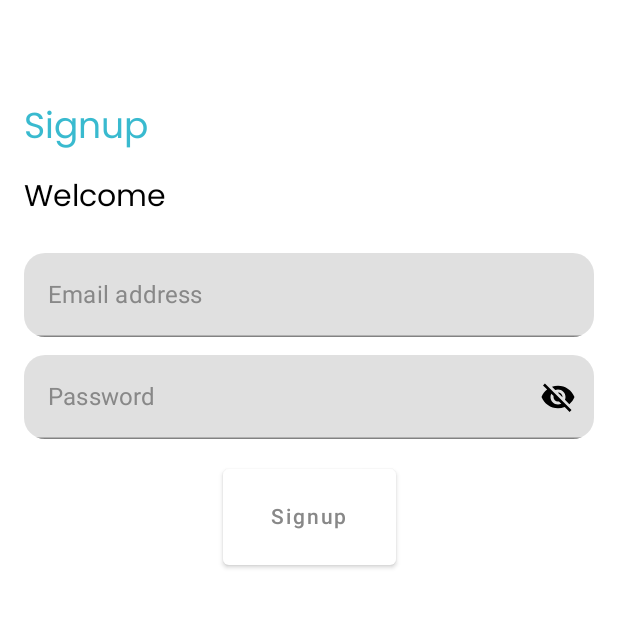
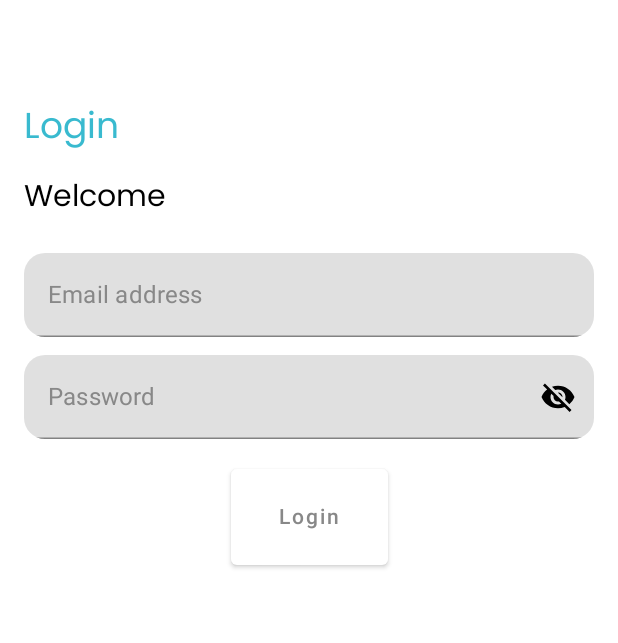
Before and after one commit to RobinKeya/Rick-and-Morty, an Android app built with Jetpack Compose: the screen it shows after launch (MainActivity), after a tap on "Login", on a phone screen of 412 x 824 dp. Shown: the part 135-778 px from the top of the screen. Run offline under Robolectric (Android 15) with nearby library versions, the phone set to English and light mode, and no system bars; our stand-ins replace Dagger/Hilt's generated code.

Commit message:
Fixed bug

```diff
--- a/app/src/main/java/com/example/rick_and_morty/core/MainActivity.kt
+++ b/app/src/main/java/com/example/rick_and_morty/core/MainActivity.kt
@@ -34,11 +34,11 @@ class MainActivity : ComponentActivity() {
                         && currentRoute != Screens.SignUp
 
                     ){
-                        BottomAppBar(
+                        com.example.rick_and_morty.core.composables.BottomAppBar(
                             items = Constants.items,
-                            modifier =Modifier.fillMaxWidth() ,
+                            modifier = Modifier.fillMaxWidth(),
                             navController = navController,
-                            onItemClick = {navController.navigate("${it.route}")}
+                            onItemClick = { navController.navigate("${it.route}") }
                         )
                     }}
                 ) {
--- a/app/src/main/java/com/example/rick_and_morty/core/composables/BottomAppBar.kt
+++ b/app/src/main/java/com/example/rick_and_morty/core/composables/BottomAppBar.kt
@@ -1,4 +1,4 @@
-package com.example.rick_and_morty.core
+package com.example.rick_and_morty.core.composables
 
 import androidx.compose.foundation.Image
 import androidx.compose.foundation.layout.Arrangement
@@ -9,7 +9,6 @@ import androidx.compose.runtime.Composable
 import androidx.compose.ui.Modifier
 import androidx.navigation.NavController
 import androidx.navigation.compose.currentBackStackEntryAsState
-import com.example.rick_and_morty.core.composables.BottomAppBarItem
 import androidx.compose.material.BottomAppBar
 import androidx.compose.material.BottomNavigationItem
 import androidx.compose.material.MaterialTheme
@@ -45,12 +44,21 @@ fun BottomAppBar(
                 icon = {
                     Column(horizontalAlignment = Alignment.CenterHorizontally,
                     verticalArrangement = Arrangement.Center) {
+                        if(selected){
                             Image(
                                 painter = painterResource(id = item.icon),
                                 contentDescription ="${item.route} icon",
                                 modifier = Modifier.size(40.dp),
                                 contentScale = ContentScale.Crop
                             )
+                        }else{
+                            Image(
+                                painter = painterResource(id = item.unselectedIcon),
+                                contentDescription ="${item.route} icon",
+                                modifier = Modifier.size(40.dp),
+                                contentScale = ContentScale.Crop
+                            )
+                        }
                         Text(text = stringResource(id = item.title),
                         color = if (selected)Color.White else Color.LightGray)
                     }
--- a/app/src/main/java/com/example/rick_and_morty/core/composables/BottomAppBarItem.kt
+++ b/app/src/main/java/com/example/rick_and_morty/core/composables/BottomAppBarItem.kt
@@ -5,6 +5,7 @@ import androidx.annotation.StringRes
 
 data class BottomAppBarItem(
     @DrawableRes val icon: Int,
+    @DrawableRes val unselectedIcon : Int,
     @StringRes val title: Int,
      val route: String
 )
--- a/app/src/main/java/com/example/rick_and_morty/core/composables/Navigation.kt
+++ b/app/src/main/java/com/example/rick_and_morty/core/composables/Navigation.kt
@@ -1,9 +1,11 @@
 package com.example.rick_and_morty.core.composables
 
 import androidx.compose.foundation.layout.Box
+import androidx.compose.foundation.layout.fillMaxSize
 import androidx.compose.material.Text
 import androidx.compose.runtime.Composable
 import androidx.compose.ui.Alignment
+import androidx.compose.ui.Modifier
 import androidx.hilt.navigation.compose.hiltViewModel
 import androidx.navigation.NavHostController
 import androidx.navigation.NavType
@@ -59,7 +61,10 @@ fun Navigation(navController: NavHostController) {
             LocationScreen(screenState = vm.state.value)
         }
         composable(route = Screens.Episodes){
-            Box(contentAlignment = Alignment.Center) {
+            Box(
+                contentAlignment = Alignment.Center,
+                modifier = Modifier.fillMaxSize()
+            ) {
                 Text(text = "To be implemented")
             }
         }
--- a/app/src/main/java/com/example/rick_and_morty/core/composables/SplashScreen.kt
+++ b/app/src/main/java/com/example/rick_and_morty/core/composables/SplashScreen.kt
@@ -46,7 +46,7 @@ fun SplashScreen(navController: NavController) {
                     }
                 )
             )
-            delay(2000)
+            delay(3000)
             navController.navigate(Screens.AuthScreen){
                 popUpTo(Screens.Splash){
                     inclusive = true
--- a/app/src/main/java/com/example/rick_and_morty/core/utils/Constants.kt
+++ b/app/src/main/java/com/example/rick_and_morty/core/utils/Constants.kt
@@ -7,8 +7,8 @@ object Constants {
     const val BASE_URL = "https://rickandmortyapi.com/api/"
 
     val items = listOf(
-        BottomAppBarItem(R.drawable.ramhome, R.string.characters, "home"),
-        BottomAppBarItem(R.drawable.location, R.string.location, "location"),
-        BottomAppBarItem(R.drawable.episodes, R.string.episodes, "episodes"),
+        BottomAppBarItem(R.drawable.ramhome,R.drawable.wow, R.string.characters, "home"),
+        BottomAppBarItem(R.drawable.location,R.drawable.loc, R.string.location, "location"),
+        BottomAppBarItem(R.drawable.episodes,R.drawable.epi, R.string.episodes, "episodes"),
         )
 }
--- a/app/src/main/java/com/example/rick_and_morty/feature_auth/presentation/composables/LoginScreen.kt
+++ b/app/src/main/java/com/example/rick_and_morty/feature_auth/presentation/composables/LoginScreen.kt
@@ -57,7 +57,7 @@ fun LoginScreen(navController: NavController,loginViewModel: LoginViewModel) {
                 )
             }
 
-            Text(text = stringResource(id = R.string.signup),
+            Text(text = stringResource(id = R.string.login),
                 style = MaterialTheme.typography.h1,
                 modifier = Modifier.padding(top = 100.dp, start = 16.dp)
             )
@@ -112,12 +112,12 @@ fun LoginScreen(navController: NavController,loginViewModel: LoginViewModel) {
             ) {
 
                 Button(onClick = { navController.navigate(Screens.Home){
-                    popUpTo(Screens.LogIn){
+                    popUpTo(Screens.Home){
                         inclusive = true
                     }
                 } }
                 ) {
-                    Text(text = stringResource(id = R.string.signup),modifier = Modifier.padding(16.dp))
+                    Text(text = stringResource(id = R.string.login),modifier = Modifier.padding(16.dp))
                 }
             }
 
--- a/app/src/main/java/com/example/rick_and_morty/feature_auth/presentation/composables/SignUpScreen.kt
+++ b/app/src/main/java/com/example/rick_and_morty/feature_auth/presentation/composables/SignUpScreen.kt
@@ -132,7 +132,7 @@ fun SignUpScreen(navController: NavController,signUpViewModel: SignUpViewModel)
             ) {
 
                 Button(onClick = { navController.navigate(Screens.Home){
-                    popUpTo(Screens.SignUp){
+                    popUpTo(Screens.Home){
                         inclusive = true
                     }
                 } }
```
Also changed, not shown: app/src/main/res/drawable/charhome.PNG (added), app/src/main/res/drawable/epi.PNG (added), app/src/main/res/drawable/loc.PNG (added), app/src/main/res/drawable/wow.PNG (added), 8 other files. Lines whose indentation alone changed are shown as unchanged.
